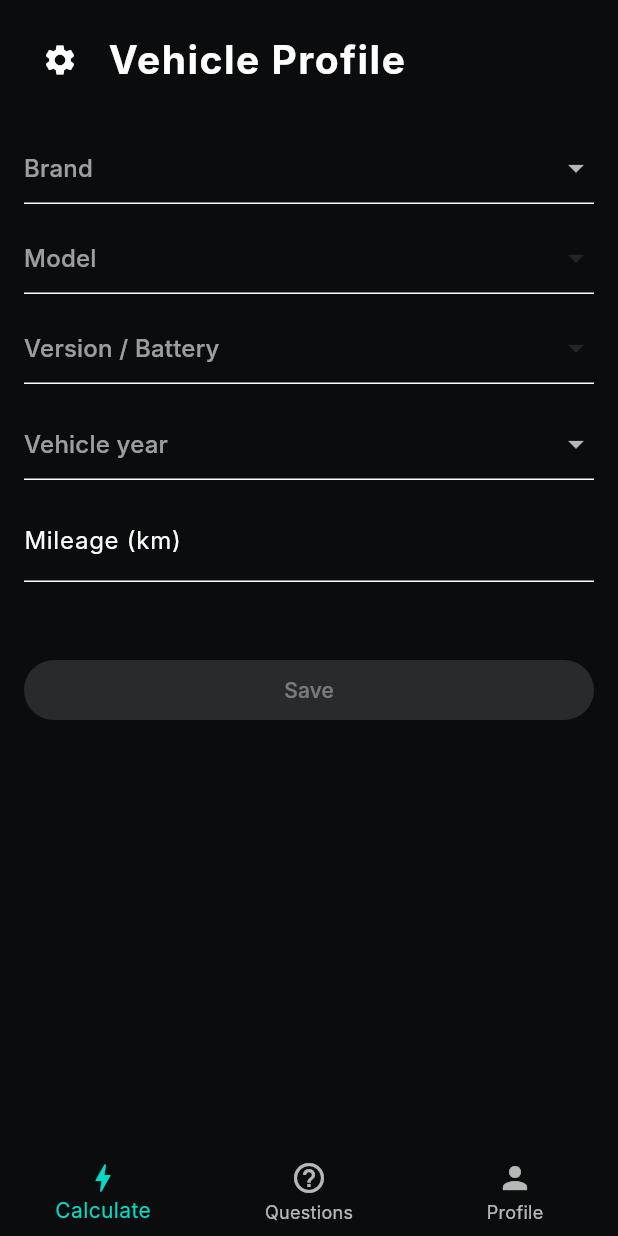
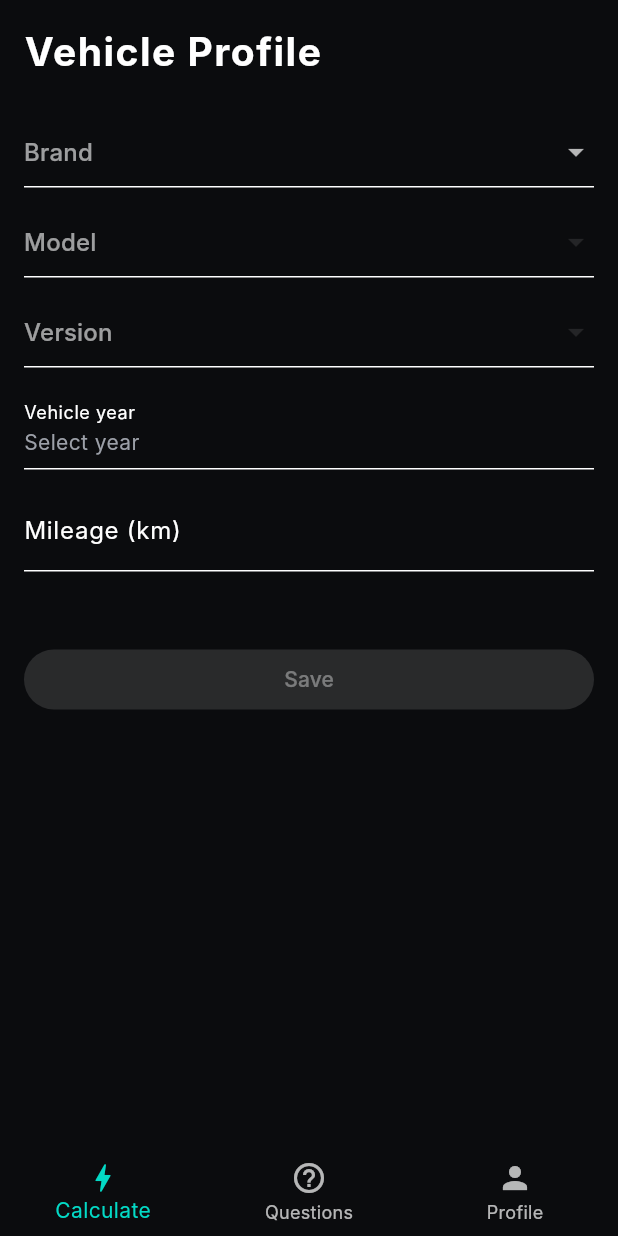
Before and after one commit to CanTurhan/Charge-R, a Flutter app: the screen it shows after launch, swiped to page 3, on a phone screen of 412 x 824 dp. Run offline on Flutter 3.47's test engine with Material 3 defaults, Android fonts, the phone set to English and light mode, and no system bars; our stand-ins replace firebase_core, shared_preferences; accounts and stored records are empty; Roboto replaces fonts that are missing (Inter).

Commit message:
profile_view kaydetme

```diff
--- a/lib/pages/profile_view.dart
+++ b/lib/pages/profile_view.dart
@@ -1,10 +1,13 @@
 import 'package:flutter/material.dart';
+import 'package:flutter/cupertino.dart';
+import 'package:flutter/services.dart';
+
 import '../data/vehicle_data.dart';
 import '../models/vehicle_model.dart';
 import '../models/user_vehicle_profile.dart';
 import '../services/user_preferences.dart';
+import '../theme/colors.dart';
 import '../theme/text_styles.dart';
-import '../theme/colors.dart';
 
 class ProfileView extends StatefulWidget {
   const ProfileView({super.key});
@@ -16,14 +19,49 @@ class ProfileView extends StatefulWidget {
 class _ProfileViewState extends State<ProfileView> {
   String? selectedBrand;
   String? selectedModel;
-  VehicleModel? selectedVersion;
+  VehicleModel? selectedVehicle;
 
   int? selectedYear;
   final kmController = TextEditingController();
 
   UserVehicleProfile? previewProfile;
+  final int currentYear = DateTime.now().year;
 
-  final int currentYear = DateTime.now().year;
+  @override
+  void initState() {
+    super.initState();
+    _loadProfile();
+  }
+
+  // -------- BUILD ALL VEHICLES (FIX) --------
+  List<VehicleModel> _buildAllVehicles() {
+    final List<VehicleModel> vehicles = [];
+
+    for (final brand in VehicleData.brands) {
+      final models = VehicleData.modelsByBrand(brand);
+      for (final model in models) {
+        vehicles.addAll(VehicleData.versions(brand: brand, model: model));
+      }
+    }
+    return vehicles;
+  }
+
+  // -------- LOAD SAVED PROFILE --------
+  Future<void> _loadProfile() async {
+    final allVehicles = _buildAllVehicles();
+    final saved = await UserPreferences.loadVehicleProfile(allVehicles);
+
+    if (saved == null) return;
+
+    setState(() {
+      selectedBrand = saved.vehicle.brand;
+      selectedModel = saved.vehicle.model;
+      selectedVehicle = saved.vehicle;
+      selectedYear = saved.vehicleYear;
+      kmController.text = saved.mileageKm.toString();
+      previewProfile = saved;
+    });
+  }
 
   @override
   Widget build(BuildContext context) {
@@ -31,20 +69,10 @@ class _ProfileViewState extends State<ProfileView> {
       child: ListView(
         padding: const EdgeInsets.all(16),
         children: [
-          // ---------- HEADER ----------
-          Row(
-            children: [
-              IconButton(
-                icon: const Icon(Icons.settings),
-                onPressed: _openPrivacySettings,
-              ),
-              const SizedBox(width: 8),
-              Text("Vehicle Profile", style: AppTextStyles.headline),
-            ],
-          ),
+          Text("Vehicle Profile", style: AppTextStyles.headline),
           const SizedBox(height: 24),
 
-          // ---------- BRAND ----------
+          // BRAND
           DropdownButtonFormField<String>(
             initialValue: selectedBrand,
             hint: const Text("Brand"),
@@ -55,15 +83,14 @@ class _ProfileViewState extends State<ProfileView> {
               setState(() {
                 selectedBrand = v;
                 selectedModel = null;
-                selectedVersion = null;
-                selectedYear = null;
+                selectedVehicle = null;
                 previewProfile = null;
               });
             },
           ),
           const SizedBox(height: 12),
 
-          // ---------- MODEL ----------
+          // MODEL
           DropdownButtonFormField<String>(
             initialValue: selectedModel,
             hint: const Text("Model"),
@@ -75,17 +102,17 @@ class _ProfileViewState extends State<ProfileView> {
             onChanged: (v) {
               setState(() {
                 selectedModel = v;
-                selectedVersion = null;
+                selectedVehicle = null;
                 previewProfile = null;
               });
             },
           ),
           const SizedBox(height: 12),
 
-          // ---------- VERSION ----------
+          // VERSION
           DropdownButtonFormField<VehicleModel>(
-            initialValue: selectedVersion,
-            hint: const Text("Version / Battery"),
+            initialValue: selectedVehicle,
+            hint: const Text("Version"),
             items: (selectedBrand == null || selectedModel == null)
                 ? []
                 : VehicleData.versions(
@@ -93,60 +120,47 @@ class _ProfileViewState extends State<ProfileView> {
                         model: selectedModel!,
                       )
                       .map(
-                        (v) => DropdownMenuItem(
-                          value: v,
-                          child: Text(
-                            "${v.version} (${v.batteryCapacity.toStringAsFixed(1)} kWh)",
-                          ),
-                        ),
+                        (v) =>
+                            DropdownMenuItem(value: v, child: Text(v.version)),
                       )
                       .toList(),
             onChanged: (v) {
               setState(() {
-                selectedVersion = v;
+                selectedVehicle = v;
                 _updatePreview();
               });
             },
           ),
           const SizedBox(height: 16),
 
-          // ---------- YEAR (DROPDOWN) ----------
-          DropdownButtonFormField<int>(
-            initialValue: selectedYear,
-            hint: const Text("Vehicle year"),
-            items: List.generate(currentYear - 1980 + 1, (index) {
-              final year = currentYear - index;
-              return DropdownMenuItem(
-                value: year,
-                child: Text(year.toString()),
-              );
-            }),
-            onChanged: (v) {
-              setState(() {
-                selectedYear = v;
-                _updatePreview();
-              });
+          // YEAR PICKER
+          GestureDetector(
+            onTap: () {
+              HapticFeedback.selectionClick();
+              _openYearPicker();
             },
+            child: InputDecorator(
+              decoration: const InputDecoration(labelText: "Vehicle year"),
+              child: Text(
+                selectedYear?.toString() ?? "Select year",
+                style: AppTextStyles.body,
+              ),
+            ),
           ),
           const SizedBox(height: 12),
 
-          // ---------- KM ----------
+          // KM
           TextField(
             controller: kmController,
             keyboardType: TextInputType.number,
-            textInputAction: TextInputAction.done,
             decoration: const InputDecoration(labelText: "Mileage (km)"),
-            onSubmitted: (_) {
-              FocusScope.of(context).unfocus();
-            },
             onChanged: (_) => _updatePreview(),
           ),
           const SizedBox(height: 24),
 
-          // ---------- PREVIEW ----------
           if (previewProfile != null)
             Container(
-              padding: const EdgeInsets.all(14),
+              padding: const EdgeInsets.all(16),
               decoration: BoxDecoration(
                 color: AppColors.surface,
                 borderRadius: BorderRadius.circular(16),
@@ -161,21 +175,18 @@ class _ProfileViewState extends State<ProfileView> {
 
           const SizedBox(height: 24),
 
-          // ---------- SAVE ----------
           ElevatedButton(
             onPressed:
-                selectedVersion == null ||
+                selectedVehicle == null ||
                     selectedYear == null ||
                     kmController.text.isEmpty
                 ? null
                 : () async {
-                    FocusScope.of(context).unfocus();
-
                     final km = int.tryParse(kmController.text);
                     if (km == null) return;
 
                     await UserPreferences.saveVehicleProfile(
-                      vehicle: selectedVersion!,
+                      vehicle: selectedVehicle!,
                       year: selectedYear!,
                       km: km,
                     );
@@ -193,48 +204,66 @@ class _ProfileViewState extends State<ProfileView> {
     );
   }
 
-  // ---------- PREVIEW LOGIC ----------
   void _updatePreview() {
     final km = int.tryParse(kmController.text);
-
-    if (selectedVersion == null || selectedYear == null || km == null) {
+    if (selectedVehicle == null || selectedYear == null || km == null) {
       setState(() => previewProfile = null);
       return;
     }
 
     setState(() {
       previewProfile = UserVehicleProfile(
-        vehicle: selectedVersion!,
+        vehicle: selectedVehicle!,
         vehicleYear: selectedYear!,
         mileageKm: km,
       );
     });
   }
 
-  // ---------- PRIVACY ----------
-  void _openPrivacySettings() {
+  // -------- YEAR PICKER (scale + opacity + haptic) --------
+  void _openYearPicker() {
+    final years = List.generate(currentYear - 1980 + 1, (i) => currentYear - i);
+
+    int tempIndex = selectedYear == null ? 0 : years.indexOf(selectedYear!);
+
     showModalBottomSheet(
       context: context,
       backgroundColor: AppColors.surface,
-      shape: const RoundedRectangleBorder(
-        borderRadius: BorderRadius.vertical(top: Radius.circular(20)),
-      ),
       builder: (_) {
-        return Padding(
-          padding: const EdgeInsets.all(16),
-          child: Column(
-            mainAxisSize: MainAxisSize.min,
-            crossAxisAlignment: CrossAxisAlignment.start,
-            children: const [
-              Text("Privacy Settings", style: AppTextStyles.title),
-              SizedBox(height: 12),
-              Text(
-                "Charge-R does not collect, store, or transmit any personal data.\n\n"
-                "All vehicle information is stored locally on your device.\n\n"
-                "No analytics, tracking, or third-party sharing is used.",
-                style: AppTextStyles.body,
-              ),
-            ],
+        return SizedBox(
+          height: 300,
+          child: CupertinoPicker(
+            itemExtent: 40,
+            scrollController: FixedExtentScrollController(
+              initialItem: tempIndex,
+            ),
+            onSelectedItemChanged: (i) {
+              HapticFeedback.selectionClick();
+              setState(() {
+                selectedYear = years[i];
+                _updatePreview();
+              });
+            },
+            children: List.generate(years.length, (i) {
+              final selected = i == tempIndex;
+              return AnimatedOpacity(
+                opacity: selected ? 1 : 0.4,
+                duration: const Duration(milliseconds: 150),
+                child: AnimatedScale(
+                  scale: selected ? 1.15 : 0.9,
+                  duration: const Duration(milliseconds: 150),
+                  child: Center(
+                    child: Text(
+                      years[i].toString(),
+                      style: AppTextStyles.body.copyWith(
+                        fontSize: 22,
+                        fontWeight: FontWeight.w600,
+                      ),
+                    ),
+                  ),
+                ),
+              );
+            }),
           ),
         );
       },
--- a/lib/services/user_preferences.dart
+++ b/lib/services/user_preferences.dart
@@ -9,6 +9,7 @@ class UserPreferences {
   static const _yearKey = "vehicle_year";
   static const _kmKey = "vehicle_km";
 
+  // -------- SAVE --------
   static Future<void> saveVehicleProfile({
     required VehicleModel vehicle,
     required int year,
@@ -23,6 +24,7 @@ class UserPreferences {
     await prefs.setInt(_kmKey, km);
   }
 
+  // -------- LOAD --------
   static Future<UserVehicleProfile?> loadVehicleProfile(
     List<VehicleModel> allVehicles,
   ) async {
@@ -42,9 +44,14 @@ class UserPreferences {
       return null;
     }
 
-    final vehicle = allVehicles.firstWhere(
-      (v) => v.brand == brand && v.model == model && v.version == version,
-    );
+    VehicleModel? vehicle;
+    try {
+      vehicle = allVehicles.firstWhere(
+        (v) => v.brand == brand && v.model == model && v.version == version,
+      );
+    } catch (_) {
+      return null;
+    }
 
     return UserVehicleProfile(
       vehicle: vehicle,
```
